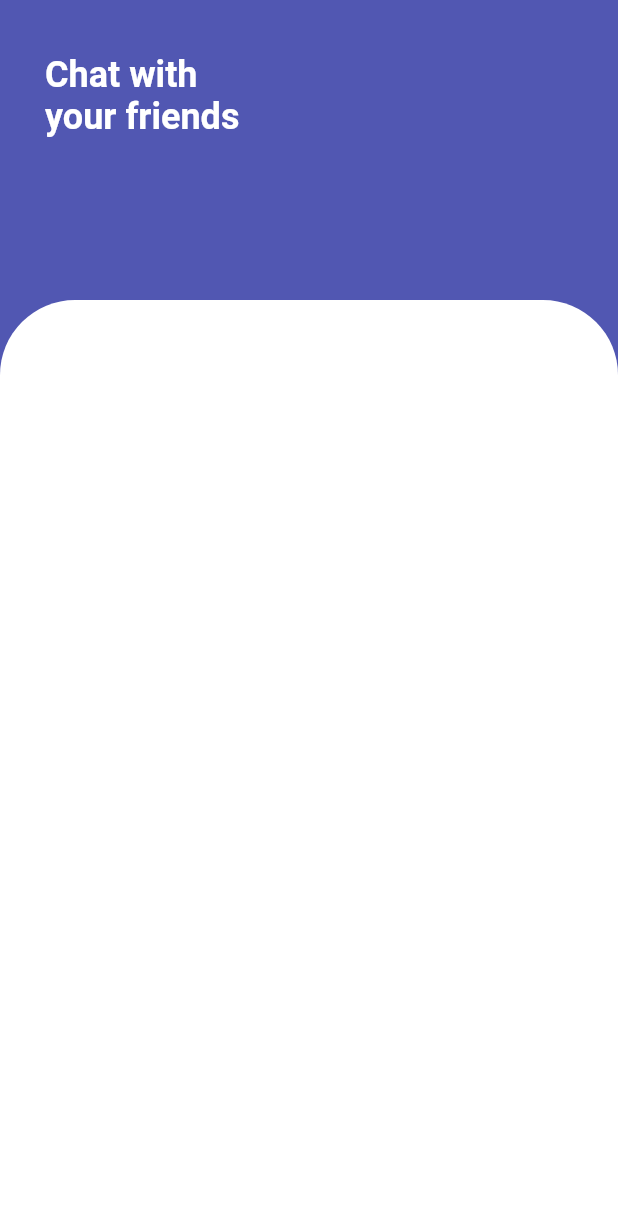
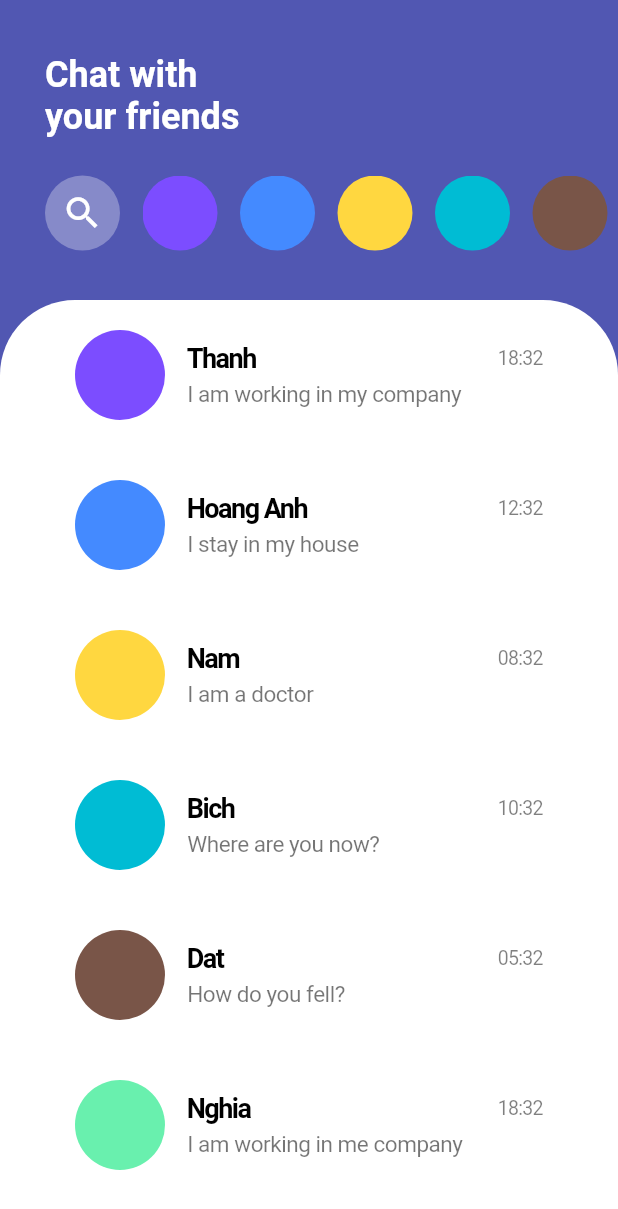
Before and after one commit to Thanhnq1608/chat_app, a Flutter app: the screen it shows after launch, on a phone screen of 412 x 824 dp. Shown: the top 1209 px of the screen. Run offline on Flutter 3.47's test engine with Material 2 defaults, Android fonts, the phone set to English and light mode, and no system bars; our stand-ins replace get.

Commit message:
finish home screen

```diff
--- /dev/null
+++ b/lib/app/page/home/home_binding.dart
@@ -0,0 +1,10 @@
+import 'package:chat_app/app/page/home/home_controller.dart';
+import 'package:get/get.dart';
+
+class HomeBinding extends Bindings {
+  @override
+  void dependencies() {
+    // TODO: implement dependencies
+    Get.put(HomeController());
+  }
+}
--- /dev/null
+++ b/lib/app/page/home/home_controller.dart
@@ -0,0 +1,3 @@
+import 'package:get/get.dart';
+
+class HomeController extends GetxController {}
--- a/lib/app/page/home/home_screen.dart
+++ b/lib/app/page/home/home_screen.dart
@@ -1,6 +1,10 @@
+import 'package:chat_app/app/page/home/home_controller.dart';
+import 'package:chat_app/app/page/home/widgets/message.dart';
+import 'package:chat_app/app/page/home/widgets/recent_contacts.dart';
 import 'package:flutter/material.dart';
+import 'package:get/get.dart';
 
-class HomeScreen extends StatelessWidget {
+class HomeScreen extends GetView<HomeController> {
   const HomeScreen({Key? key}) : super(key: key);
 
   final double maxHeight = 80;
@@ -27,6 +31,7 @@ class HomeScreen extends StatelessWidget {
           ];
         },
         body: Container(
+          padding: EdgeInsets.symmetric(horizontal: 50, vertical: 20),
           height: double.infinity,
           width: double.infinity,
           decoration: BoxDecoration(
@@ -36,6 +41,7 @@ class HomeScreen extends StatelessWidget {
               topRight: Radius.circular(50),
             ),
           ),
+          child: Message(),
         ),
       ),
     );
@@ -75,7 +81,7 @@ class HomeScreen extends StatelessWidget {
       child: Text(
         'Chat with your friends',
         textAlign: TextAlign.left,
-        style: Theme.of(context).textTheme.bodyText1!.copyWith(
+        style: Theme.of(context).textTheme.headline1!.copyWith(
               color: Colors.white,
               fontSize: 18,
               fontWeight: FontWeight.bold,
@@ -94,12 +100,16 @@ class HomeScreen extends StatelessWidget {
           Text(
             'Chat with \nyour friends',
             textAlign: TextAlign.left,
-            style: Theme.of(context).textTheme.bodyText1!.copyWith(
+            style: Theme.of(context).textTheme.headline1!.copyWith(
                   color: Colors.white,
                   fontSize: 24,
                   fontWeight: FontWeight.bold,
                 ),
           ),
+          SizedBox(
+            height: 25,
+          ),
+          RecentContacts(),
         ],
       ),
     );
--- /dev/null
+++ b/lib/app/page/home/widgets/message.dart
@@ -0,0 +1,81 @@
+import 'package:chat_app/app/routes/app_pages.dart';
+import 'package:chat_app/app/routes/app_routes.dart';
+import 'package:chat_app/core/models/message.dart' as messages;
+import 'package:flutter/material.dart';
+import 'package:get/get.dart';
+
+class Message extends StatelessWidget {
+  final messageDatas = messages.Message.generateMessage();
+
+  @override
+  Widget build(BuildContext context) {
+    return Container(
+        width: double.infinity,
+        child: ListView.separated(
+            separatorBuilder: (context, index) => SizedBox(
+                  height: 40,
+                ),
+            itemCount: messageDatas.length,
+            itemBuilder: (context, index) {
+              var message = messageDatas[index];
+              var user = message.user;
+              return InkWell(
+                onTap: () => Get.toNamed(AppRoutes.MESSAGE, arguments: user),
+                child: Row(
+                  children: [
+                    Container(
+                      height: 60,
+                      width: 60,
+                      decoration: BoxDecoration(
+                          color: user.userColor, shape: BoxShape.circle),
+                    ),
+                    SizedBox(
+                      width: 15,
+                    ),
+                    Expanded(
+                      child: Column(
+                        crossAxisAlignment: CrossAxisAlignment.start,
+                        mainAxisAlignment: MainAxisAlignment.spaceBetween,
+                        children: [
+                          Row(
+                            mainAxisAlignment: MainAxisAlignment.spaceBetween,
+                            children: [
+                              Text(
+                                user.name,
+                                style: Theme.of(context)
+                                    .textTheme
+                                    .headline1!
+                                    .copyWith(
+                                      letterSpacing: -1,
+                                      fontSize: 18,
+                                    ),
+                              ),
+                              Text(
+                                message.lastTime,
+                                style: Theme.of(context)
+                                    .textTheme
+                                    .caption!
+                                    .copyWith(letterSpacing: -0.5),
+                              ),
+                            ],
+                          ),
+                          SizedBox(
+                            height: 5,
+                          ),
+                          Text(
+                            message.lastMessage,
+                            overflow: TextOverflow.ellipsis,
+                            style: Theme.of(context)
+                                .textTheme
+                                .bodyText1!
+                                .copyWith(letterSpacing: -0.3),
+                          )
+                        ],
+                      ),
+                    )
+                  ],
+                ),
+              );
+            }));
+  }
+}
--- /dev/null
+++ b/lib/app/page/home/widgets/recent_contacts.dart
@@ -0,0 +1,54 @@
+import 'package:chat_app/core/models/user.dart';
+import 'package:flutter/material.dart';
+
+class RecentContacts extends StatelessWidget {
+  final contacts = User.generateUsers();
+
+  @override
+  Widget build(BuildContext context) {
+    return Container(
+      height: 50,
+      padding: EdgeInsets.zero,
+      margin: EdgeInsets.zero,
+      child: Row(
+        mainAxisAlignment: MainAxisAlignment.start,
+        children: [
+          ElevatedButton(
+            onPressed: () {},
+            child: Icon(
+              Icons.search,
+              size: 28,
+            ),
+            style: ElevatedButton.styleFrom(
+                minimumSize: Size(50, 50),
+                elevation: 0,
+                padding: EdgeInsets.zero,
+                onPrimary: Colors.white,
+                primary: Colors.white.withOpacity(0.3),
+                shape: CircleBorder()),
+          ),
+          SizedBox(
+            width: 15,
+          ),
+          Expanded(
+            child: ListView.separated(
+                scrollDirection: Axis.horizontal,
+                itemBuilder: (context, index) {
+                  var color = contacts[index].userColor;
+                  return Container(
+                    height: 50,
+                    width: 50,
+                    decoration:
+                        BoxDecoration(color: color, shape: BoxShape.circle),
+                  );
+                },
+                separatorBuilder: (_, index) => SizedBox(
+                      width: 15,
+                    ),
+                itemCount: contacts.length),
+          )
+        ],
+      ),
+    );
+  }
+}
--- a/lib/app/routes/app_pages.dart
+++ b/lib/app/routes/app_pages.dart
@@ -1,4 +1,7 @@
+import 'package:chat_app/app/page/home/home_binding.dart';
 import 'package:chat_app/app/page/home/home_screen.dart';
+import 'package:chat_app/app/page/home/widgets/message.dart';
+import 'package:chat_app/app/page/message_detail/message_detail_screen.dart';
 import 'package:chat_app/app/page/splash/splash_screen.dart';
 import 'package:chat_app/app/routes/app_routes.dart';
 import 'package:get/get.dart';
@@ -14,6 +17,11 @@ class AppPages {
     GetPage(
       name: AppRoutes.HOME,
       page: () => HomeScreen(),
+      binding: HomeBinding(),
+    ),
+    GetPage(
+      name: AppRoutes.MESSAGE,
+      page: () => MessageDetailScreen(),
     ),
   ];
 }
--- a/lib/app/routes/app_routes.dart
+++ b/lib/app/routes/app_routes.dart
@@ -1,4 +1,5 @@
 abstract class AppRoutes {
   static final SPLASH = '/';
   static final HOME = '/home';
+  static final MESSAGE = '/message';
 }
--- /dev/null
+++ b/lib/core/models/app_theme.dart
@@ -0,0 +1,28 @@
+import 'package:flutter/material.dart';
+
+class AppTheme {
+  static final dark = ThemeData(
+      backgroundColor: Color(0xFF5157b2),
+      textTheme: TextTheme(
+        button: TextStyle(
+          color: Colors.white70.withOpacity(0.5),
+          fontSize: 15,
+          fontWeight: FontWeight.normal,
+        ),
+        bodyText1: TextStyle(
+          color: Colors.black54,
+          fontSize: 15,
+          fontWeight: FontWeight.normal,
+        ),
+        caption: TextStyle(
+          color: Colors.black54.withOpacity(0.5),
+          fontSize: 13,
+          fontWeight: FontWeight.normal,
+        ),
+        headline1: TextStyle(
+          color: Colors.black,
+          fontSize: 20,
+          fontWeight: FontWeight.bold,
+        ),
+      ));
+}
--- /dev/null
+++ b/lib/core/models/message.dart
@@ -0,0 +1,56 @@
+import 'package:chat_app/core/models/user.dart';
+
+var users = User.generateUsers();
+
+class Message {
+  User user;
+  String lastMessage;
+  String lastTime;
+  bool isContinue;
+
+  Message(
+      {required this.lastMessage,
+      this.isContinue = false,
+      required this.lastTime,
+      required this.user});
+
+  static List<Message> generateMessage() {
+    return [
+      Message(
+        lastMessage: 'I am working in my company',
+        lastTime: '18:32',
+        user: users[0],
+      ),
+      Message(
+        lastMessage: 'I stay in my house',
+        lastTime: '12:32',
+        user: users[1],
+      ),
+      Message(
+        lastMessage: 'I am a doctor',
+        lastTime: '08:32',
+        user: users[2],
+      ),
+      Message(
+        lastMessage: 'Where are you now?',
+        lastTime: '10:32',
+        user: users[3],
+      ),
+      Message(
+        lastMessage: 'How do you fell?',
+        lastTime: '05:32',
+        user: users[4],
+      ),
+      Message(
+        lastMessage: 'I am working in me company',
+        lastTime: '18:32',
+        user: users[5],
+      ),
+      Message(
+        lastMessage: 'I am working in me company',
+        lastTime: '18:32',
+        user: users[6],
+      ),
+    ];
+  }
+}
--- a/lib/core/models/user.dart
+++ b/lib/core/models/user.dart
@@ -9,7 +9,7 @@ class User {
 
   static List<User> generateUsers() {
     return [
-      User(id: 1, name: 'THanh', userColor: Colors.white38),
+      User(id: 1, name: 'Thanh', userColor: Colors.deepPurpleAccent),
       User(id: 2, name: 'Hoang Anh', userColor: Colors.blueAccent),
       User(id: 3, name: 'Nam', userColor: Colors.amberAccent),
       User(id: 4, name: 'Bich', userColor: Colors.cyan),
--- a/lib/main.dart
+++ b/lib/main.dart
@@ -1,5 +1,6 @@
 import 'package:chat_app/app/routes/app_pages.dart';
 import 'package:chat_app/app/routes/app_routes.dart';
+import 'package:chat_app/core/models/app_theme.dart';
 import 'package:flutter/material.dart';
 import 'package:flutter/services.dart';
 import 'package:get/get.dart';
@@ -18,9 +19,7 @@ class MyApp extends StatelessWidget {
         SystemUiOverlayStyle(statusBarColor: Colors.transparent));
     return GetMaterialApp(
       defaultTransition: Transition.rightToLeft,
-      theme: ThemeData(
-        primarySwatch: Colors.blue,
-      ),
+      theme: AppTheme.dark,
       debugShowCheckedModeBanner: false,
       getPages: AppPages.pages,
       initialRoute: AppPages.INITIAL,
```
Also changed, not shown: lib/app/page/message_detail/message_detail_controller.dart (added, +7 -0 lines), lib/app/page/message_detail/message_detail_screen.dart (added, +99 -0 lines), lib/app/page/message_detail/widgets/list_message.dart (added, +25 -0 lines), lib/app/page/home/recent_contacts.dart (deleted).
